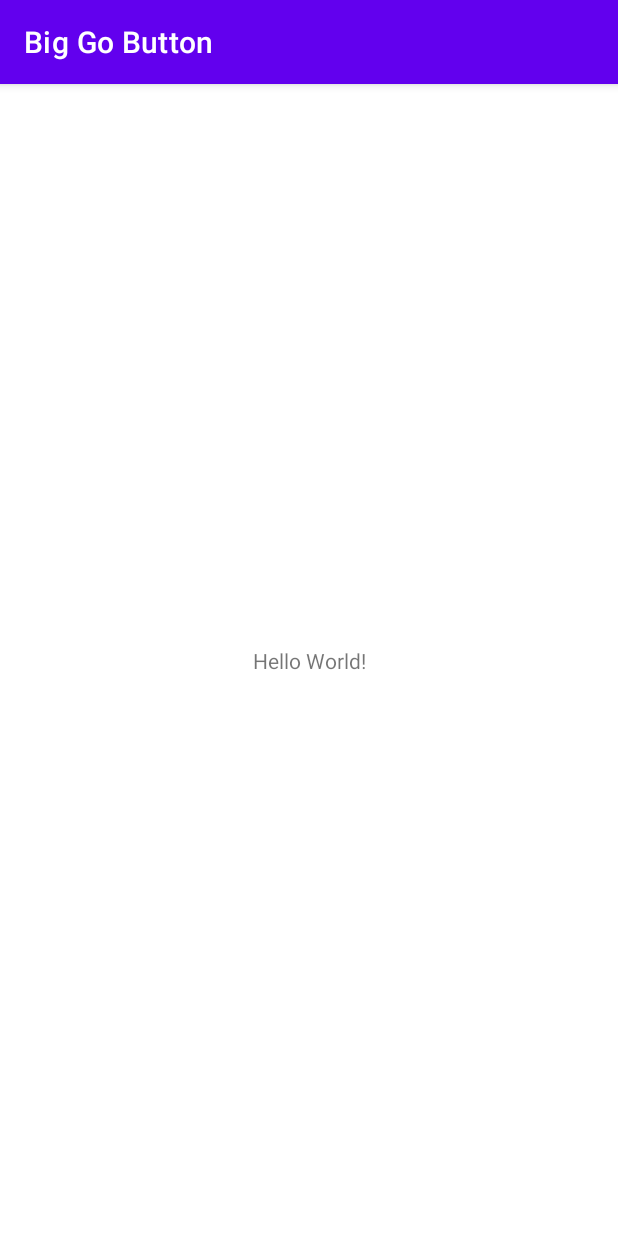
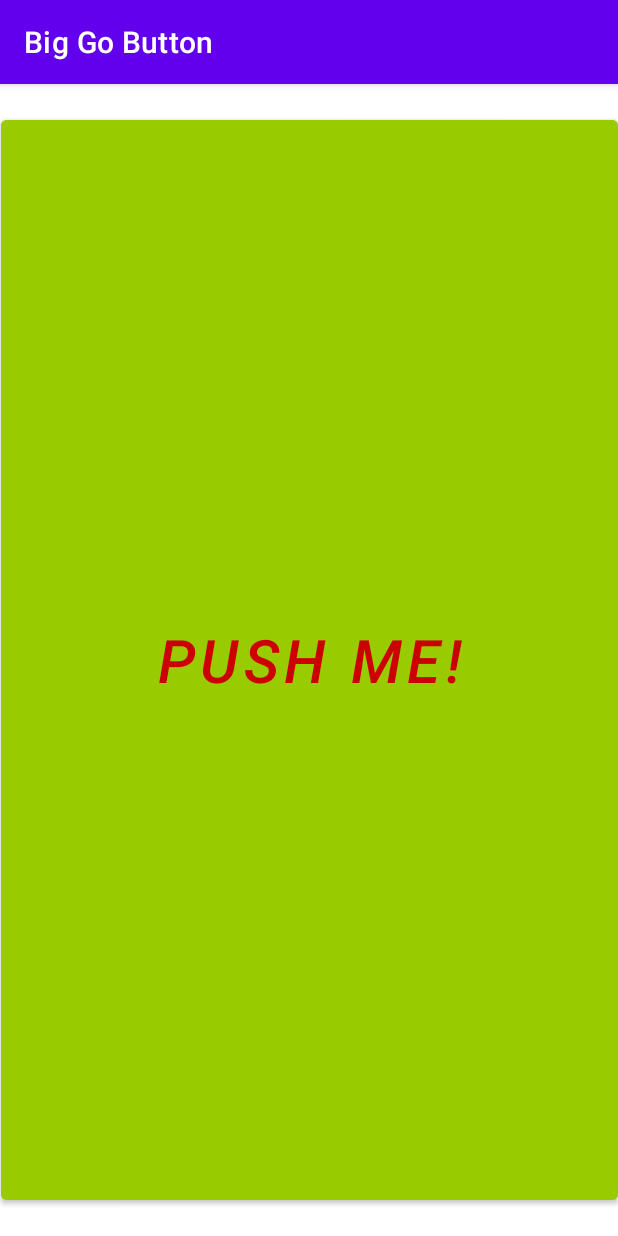
Before and after one commit to ari-apigo/biggobutton, an Android app: the screen it shows after launch (MainActivity), on a phone screen of 412 x 824 dp. Run offline under Robolectric (Android 15) with nearby library versions, the phone set to English and light mode, and no system bars.

Commit message:
working w/o extra credit

```diff
--- a/app/src/main/java/edu/uw/biggobutton/MainActivity.kt
+++ b/app/src/main/java/edu/uw/biggobutton/MainActivity.kt
@@ -2,10 +2,29 @@ package edu.uw.biggobutton
 
 import androidx.appcompat.app.AppCompatActivity
 import android.os.Bundle
+import android.widget.Button
+import android.widget.Toast
 
 class MainActivity : AppCompatActivity() {
+
+    lateinit var btn : Button
+
     override fun onCreate(savedInstanceState: Bundle?) {
         super.onCreate(savedInstanceState)
         setContentView(R.layout.activity_main)
+
+        val btn = findViewById<Button>(R.id.button)
+
+        var count = 0
+        var s = ""
+        btn.setOnClickListener {
+            count += 1
+
+            if (count > 1) {
+                s = "s"
+            }
+
+            btn.setText("You have pushed me $count time$s!")
+        }
     }
 }
--- a/app/src/main/res/layout/activity_main.xml
+++ b/app/src/main/res/layout/activity_main.xml
@@ -6,13 +6,18 @@
     android:layout_height="match_parent"
     tools:context=".MainActivity">
 
-    <TextView
-        android:layout_width="wrap_content"
-        android:layout_height="wrap_content"
-        android:text="Hello World!"
+    <Button
+        android:id="@+id/button"
+        android:layout_width="411dp"
+        android:layout_height="732dp"
+        android:backgroundTint="@android:color/holo_green_light"
+        android:text="@string/btn_text"
+        android:textColor="@android:color/holo_red_dark"
+        android:textSize="40dp"
+        android:textStyle="italic"
         app:layout_constraintBottom_toBottomOf="parent"
-        app:layout_constraintLeft_toLeftOf="parent"
-        app:layout_constraintRight_toRightOf="parent"
+        app:layout_constraintEnd_toEndOf="parent"
+        app:layout_constraintStart_toStartOf="parent"
         app:layout_constraintTop_toTopOf="parent" />
 
 </androidx.constraintlayout.widget.ConstraintLayout>
--- a/app/src/main/res/values/strings.xml
+++ b/app/src/main/res/values/strings.xml
@@ -1,3 +1,4 @@
 <resources>
     <string name="app_name">Big Go Button</string>
+    <string name="btn_text">Push Me!</string>
 </resources>
```
